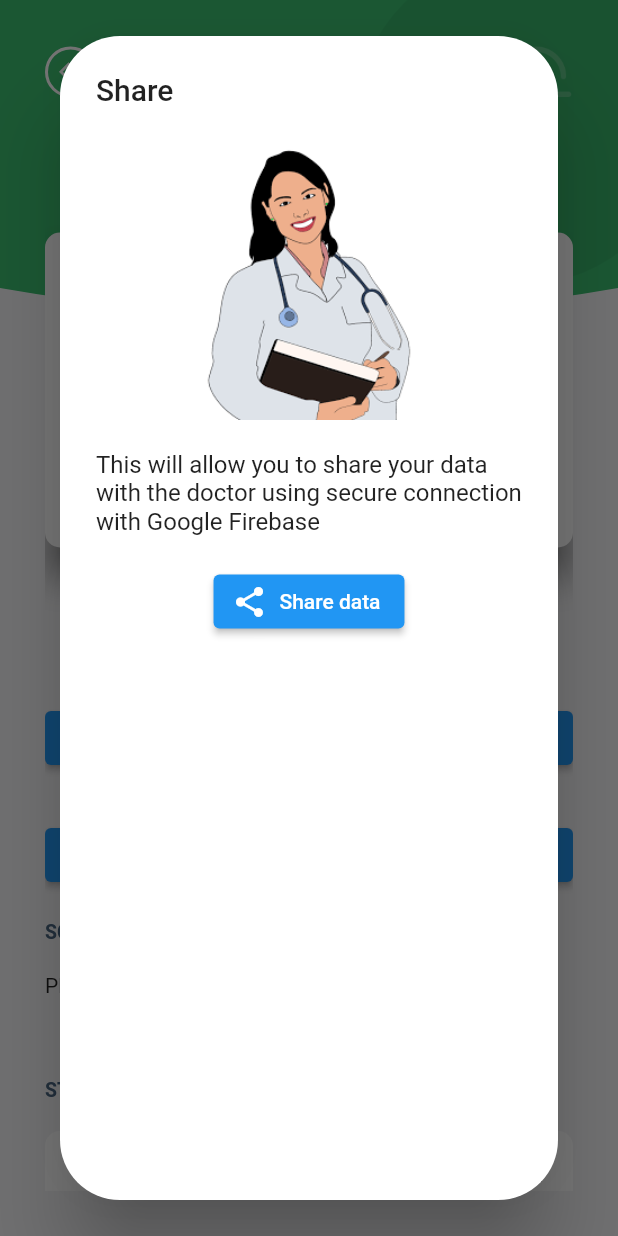
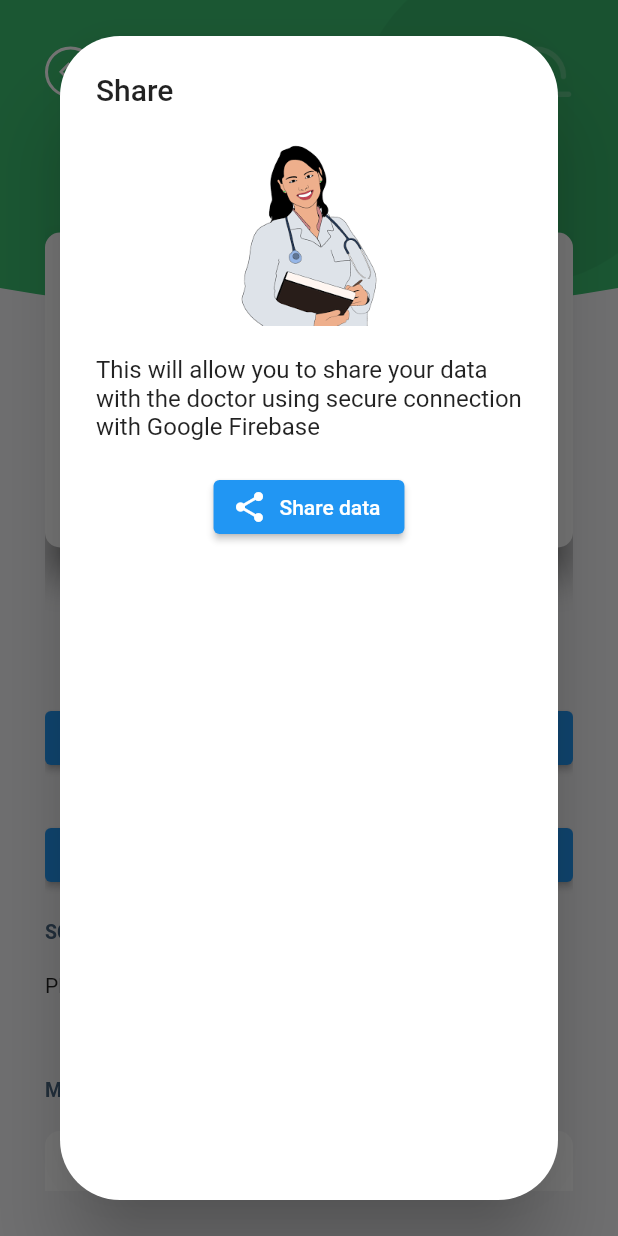
Before and after one commit to OkekeFabian/stressApp, a Flutter app: the DetailScreen screen opened directly, after a tap on "Share sleep data", on a phone screen of 412 x 824 dp. Run offline on Flutter 3.47's test engine with Material 2 defaults, Android fonts, the phone set to English and light mode, and no system bars; drawn by our look-alikes of flutter_rating_bar; our stand-ins replace flutter_tts, introduction_screen, keyboard_dismisser, lottie.

Commit message:
updated some widgets

```diff
--- a/lib/screens/detail_screen.dart
+++ b/lib/screens/detail_screen.dart
@@ -34,7 +34,7 @@ class _DetailScreenState extends State<DetailScreen> {
 
   Widget _buildImage(String assetName) {
     return Align(
-      child: Image.asset(assetName, width: 150.0),
+      child: Image.asset(assetName, width: 100.0),
       alignment: Alignment.bottomCenter,
     );
   }
@@ -287,8 +287,7 @@ class _DetailScreenState extends State<DetailScreen> {
                               shape: RoundedRectangleBorder(
                                   borderRadius: BorderRadius.circular(40)),
                               title: const Text('Share '),
-                              content: Container(
-                                child: Column(
+                              content: Column(
                                 children: [
                                   _buildImage('assets/icons/doctor.jpg'),
                                   const SizedBox(
@@ -304,7 +303,6 @@ class _DetailScreenState extends State<DetailScreen> {
                                       icon: const Icon(Icons.share),
                                       label: const Text('Share data')),
                                 ],
-                                ),
                               ),
                             );
                           });
@@ -373,7 +371,7 @@ class _DetailScreenState extends State<DetailScreen> {
 
                 const SizedBox(height: 30),
                 Text(
-                  "STATS",
+                  "MORE",
                   style: TextStyle(
                       color: Constants.textPrimary,
                       fontSize: 13,
@@ -390,49 +388,28 @@ class _DetailScreenState extends State<DetailScreen> {
                     mainAxisSpacing: _mainAxisSpacing,
                     childAspectRatio: _aspectRatio,
                   ),
-                  itemCount: 4,
+                  itemCount: 2,
                   itemBuilder: (BuildContext context, int index) {
                     switch (index) {
                       case 0:
                         return GridItem(
-                            status: "Rest",
-                            time: "4h 45m",
-                            value: "76",
-                            unit: "avg bpm",
+                          status: "Participate in a study",
                           color: Constants.darkGreen,
-                            image: const AssetImage("assets/icons/Battery.png"),
-                            remarks: "ok");
+                          image: "assets/icons/research.jpg",
+                          title: "Research Study",
+                          content:
+                              "Read and join any of the ongoing study listed below",
+                        );
                         break;
-                      case 1:
-                        return GridItem(
-                            status: "Active",
-                            time: "30m",
-                            value: "82",
-                            unit: "avg bpm",
-                            color: Constants.darkOrange,
-                            image: const AssetImage("assets/icons/Battery.png"),
-                            remarks: "ok");
-                        break;
-                      case 2:
-                        return GridItem(
-                            status: "Fitness Level",
-                            time: "",
-                            value: "82",
-                            unit: "avg bpm",
-                            color: Constants.darkOrange,
-                            image: const AssetImage("assets/icons/Heart.png"),
-                            remarks: "Fit");
-                        break;
-
                       default:
                         return GridItem(
-                            status: "Endurance",
-                            time: "",
-                            value: "82",
-                            unit: "avg bpm",
+                          status: "Sleeping tips",
                           color: Constants.darkOrange,
-                            image: const AssetImage("assets/icons/Battery.png"),
-                            remarks: "Ok");
+                          image: "assets/icons/sleep.jpeg",
+                          title: "Sleeping Tips",
+                          content:
+                              "Below are a list of tips to help you sleep better",
+                        );
                         break;
                     }
                   },
--- a/lib/widgets/grid_item.dart
+++ b/lib/widgets/grid_item.dart
@@ -4,26 +4,51 @@ import 'package:stress_app/utils/const.dart';
 
 class GridItem extends StatelessWidget {
   final String status;
-  final String time;
-  final String value;
-  final String unit;
-  final ImageProvider image;
+  final String title;
+  final String content;
+  final String image;
   final Color color;
-  final String remarks;
 
-  GridItem({
+  const GridItem({
+    Key key,
     this.status,
-    this.value,
-    this.unit,
-    this.time,
+    this.title,
+    this.content,
     this.image,
-    this.remarks,
     this.color,
+  }) : super(key: key);
+
+  Widget _buildImage(String assetName) {
+    return Align(
+      child: Image.asset(assetName, width: 120.0),
+      alignment: Alignment.bottomCenter,
+    );
+  }
+
+  Future _popUp(context, String title, String content) {
+    return showDialog(
+        context: context,
+        builder: (BuildContext context) {
+          return AlertDialog(
+            shape:
+                RoundedRectangleBorder(borderRadius: BorderRadius.circular(40)),
+            title: Text(title),
+            content: Column(
+              children: [
+                Text(content),
+                const SizedBox(
+                  height: 20,
+                ),
+              ],
+            ),
+          );
         });
+  }
 
   @override
   Widget build(BuildContext context) {
-    return Container(
+    return InkWell(
+        child: Container(
           decoration: const BoxDecoration(
             borderRadius: BorderRadius.all(Radius.circular(10.0)),
             shape: BoxShape.rectangle,
@@ -39,53 +64,25 @@ class GridItem extends StatelessWidget {
                   children: [
                     Text(
                       status,
-                  style: TextStyle(fontSize: 12, color: Constants.textPrimary),
-                ),
-                Text(
-                  time,
-                  style: const TextStyle(
-                    fontWeight: FontWeight.bold,
-                    fontSize: 15,
-                  ),
+                      style:
+                          TextStyle(fontSize: 12, color: Constants.textPrimary),
                     ),
                   ],
                 ),
                 const SizedBox(height: 10),
-            (image == null)
-                ? Column(
-                    children: <Widget>[
-                      Text(
-                        value,
-                        style: TextStyle(
-                            fontWeight: FontWeight.w900,
-                            fontSize: 35,
-                            color: color),
-                      ),
-                      Text(
-                        unit,
-                        style: const TextStyle(
-                          fontSize: 15,
-                        ),
-                      ),
-                    ],
-                  )
-                : Row(
+                Row(
                   mainAxisAlignment: MainAxisAlignment.center,
                   crossAxisAlignment: CrossAxisAlignment.end,
                   children: [
-                      Image(
-                        image: image,
-                      ),
-                      Text(
-                        remarks,
-                        style: const TextStyle(
-                            fontSize: 15, fontWeight: FontWeight.bold),
-                      ),
+                    _buildImage(image),
                   ],
                 ),
               ],
             ),
           ),
-    );
+        ),
+        onTap: () {
+          _popUp(context, title, content);
+        });
   }
 }
```
Also changed, not shown: assets/icons/research.jpg (added), assets/icons/sleep.jpeg (added). Lines whose indentation alone changed are shown as unchanged.
